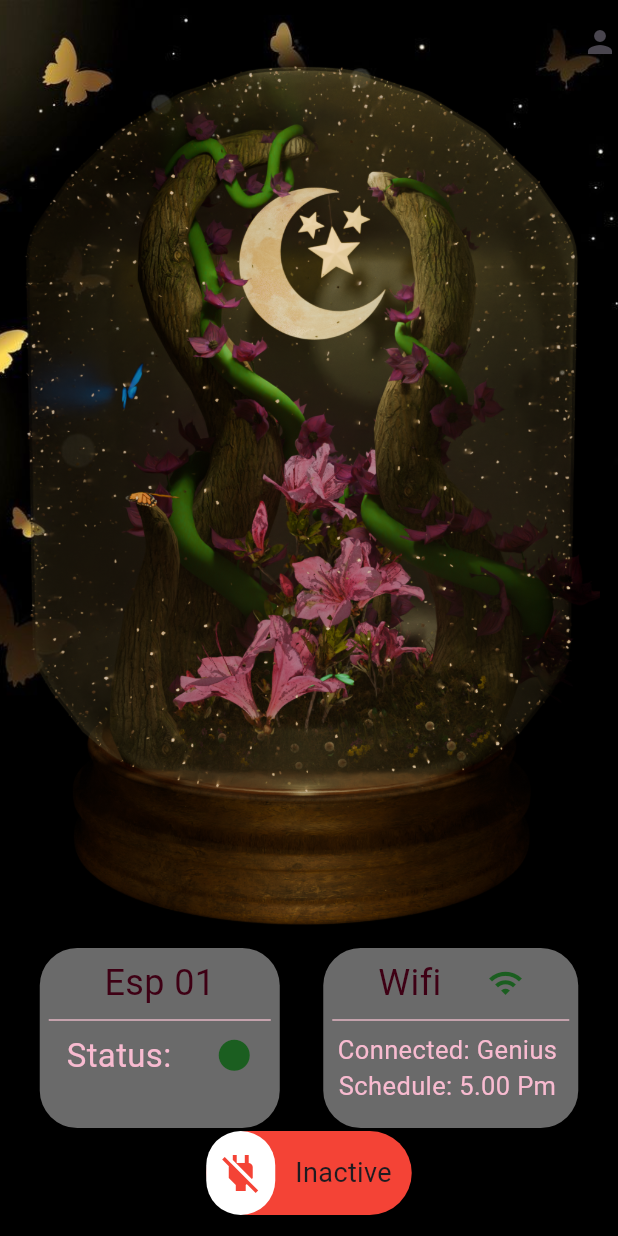
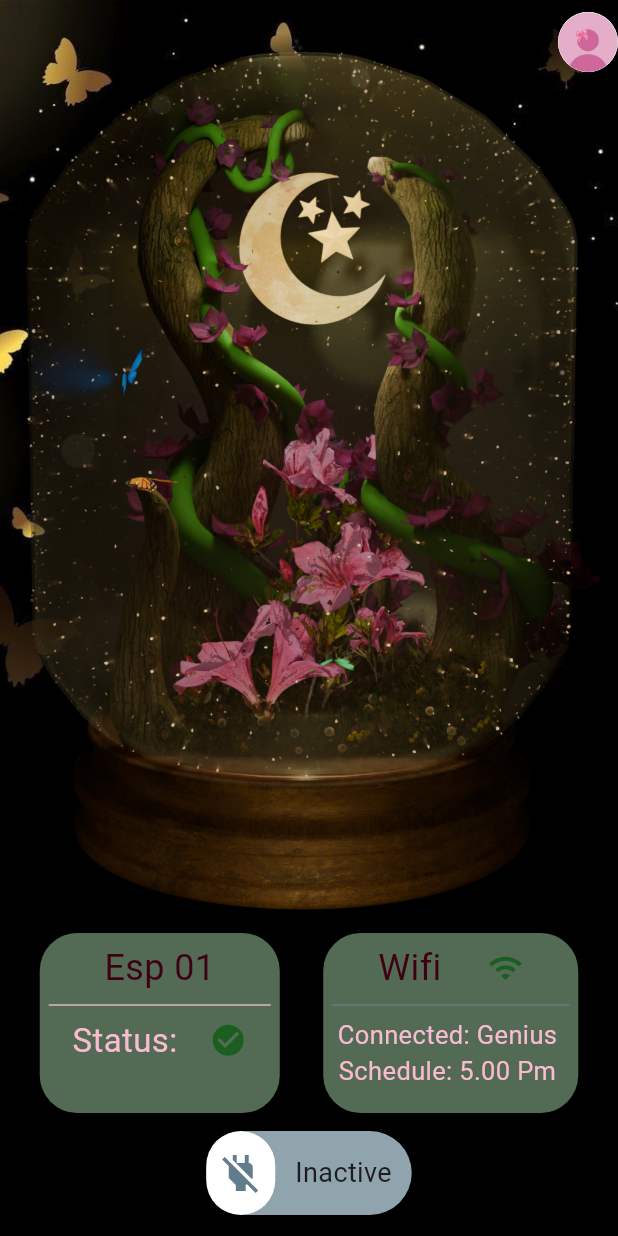
Before and after one commit to Gee-gee4/bulb_app, a Flutter app: the screen it shows after launch, on a phone screen of 412 x 824 dp. Run offline on Flutter 3.47's test engine with Material 3 defaults, Android fonts, the phone set to English and light mode, and no system bars; drawn by our look-alikes of animated_toggle_switch; network calls fail.

Commit message:
finished everytthing, waiting for the video

```diff
--- a/lib/pages/bulb_page.dart
+++ b/lib/pages/bulb_page.dart
@@ -1,6 +1,7 @@
 import 'package:bulb_app/widgets/color_hex.dart';
 import 'package:bulb_app/widgets/my_button.dart';
 import 'package:flutter/material.dart';
+import 'package:http/http.dart' as http;
 
 class BulbPage extends StatefulWidget {
   const BulbPage({super.key});
@@ -10,6 +11,52 @@ class BulbPage extends StatefulWidget {
 }
 
 class _BulbPageState extends State<BulbPage> {
+  bool isLoading = false;
+  bool switchValue = false;
+
+  @override
+  void initState() {
+    super.initState();
+    fetchRelayStatus();
+  }
+
+  Future<void> fetchRelayStatus() async {
+    try {
+      final response = await http
+          .get(Uri.parse("http://192.168.100.48/status"))
+          .timeout(Duration(seconds: 3));
+      if (response.statusCode == 200) {
+        setState(() => switchValue = response.body.trim() == "on");
+      }
+    } catch (e) {
+      // Handle error if needed
+    }
+  }
+
+  Future<void> toggleRelay(bool newValue) async {
+    setState(() => isLoading = true);
+
+    try {
+      final endpoint = newValue ? "/on" : "/off";
+      final response = await http
+          .get(Uri.parse("http://192.168.100.48$endpoint"))
+          .timeout(Duration(seconds: 3));
+
+      if (response.statusCode == 200) {
+        setState(() => switchValue = newValue);
+      }
+    } catch (e) {
+      ScaffoldMessenger.of(context).showSnackBar(
+        SnackBar(
+          content: Text("ESP not reachable"),
+          backgroundColor: Colors.red,
+        ),
+      );
+    } finally {
+      setState(() => isLoading = false);
+    }
+  }
+
   @override
   Widget build(BuildContext context) {
     return Scaffold(
@@ -18,7 +65,11 @@ class _BulbPageState extends State<BulbPage> {
       appBar: AppBar(
         backgroundColor: Colors.transparent,
         elevation: 0,
-        actions: [Icon(Icons.person)],
+        actions: [
+          CircleAvatar(
+            backgroundImage: AssetImage('assets/jelly/profile_p.jpeg'),
+          ),
+        ],
       ),
       body: Stack(
         children: [
@@ -49,7 +100,9 @@ class _BulbPageState extends State<BulbPage> {
                       width: 160,
                       decoration: BoxDecoration(
                         borderRadius: BorderRadius.circular(25),
-                        color: Colors.grey[600]?.withAlpha((0.9 * 255).round()),
+                        color: Colors.green[200]?.withAlpha(
+                          (0.5 * 255).round(),
+                        ),
                       ),
                       child: Padding(
                         padding: const EdgeInsets.all(6.0),
@@ -63,8 +116,9 @@ class _BulbPageState extends State<BulbPage> {
                               ),
                             ),
                             Divider(color: hexToColor('e2b4c1')),
+                            // hexToColor('e2b4c1')
                             Row(
-                              mainAxisAlignment: MainAxisAlignment.spaceAround,
+                              mainAxisAlignment: MainAxisAlignment.spaceEvenly,
                               children: [
                                 Text(
                                   'Status: ',
@@ -74,8 +128,11 @@ class _BulbPageState extends State<BulbPage> {
                                   ),
                                 ),
                                 Icon(
-                                  Icons.circle,
-                                  color: Colors.green[900],
+                                  isLoading ? Icons.sync : Icons.check_circle,
+                                  color:
+                                      isLoading
+                                          ? Colors.orange
+                                          : Colors.green[900],
                                   size: 25,
                                 ),
                               ],
@@ -89,7 +146,9 @@ class _BulbPageState extends State<BulbPage> {
                       width: 170,
                       decoration: BoxDecoration(
                         borderRadius: BorderRadius.circular(25),
-                        color: Colors.grey[600]?.withAlpha((0.9 * 255).round()),
+                        color: Colors.green[200]?.withAlpha(
+                          (0.5 * 255).round(),
+                        ),
                       ),
                       child: Padding(
                         padding: const EdgeInsets.all(6.0),
@@ -108,7 +167,7 @@ class _BulbPageState extends State<BulbPage> {
                                 Icon(Icons.wifi, color: Colors.green[900]),
                               ],
                             ),
-                            Divider(color: hexToColor('e2b4c1')),
+                            Divider(color: Colors.blueGrey),
                             Text(
                               'Connected: Genius ',
                               style: TextStyle(
@@ -129,8 +188,15 @@ class _BulbPageState extends State<BulbPage> {
                     ),
                   ],
                 ),
-
-                MyButton(),
+                SizedBox(height: 10),
+                SizedBox(
+                  width: 150,
+                  child: MyButton(
+                    isLoading: isLoading,
+                    switchValue: switchValue,
+                    onToggle: toggleRelay,
+                  ),
+                ),
               ],
             ),
           ),
--- a/lib/widgets/my_button.dart
+++ b/lib/widgets/my_button.dart
@@ -1,96 +1,49 @@
 import 'package:animated_toggle_switch/animated_toggle_switch.dart';
 import 'package:flutter/cupertino.dart';
 import 'package:flutter/material.dart';
-import 'package:http/http.dart' as http;
+// import 'package:http/http.dart' as http;
 
-class MyButton extends StatefulWidget {
-  const MyButton({super.key});
+class MyButton extends StatelessWidget {
+  final bool isLoading;
+  final bool switchValue;
+  final Future<void> Function(bool) onToggle;
 
-  @override
-  State<MyButton> createState() => _ButtonState();
-}
-
-class _ButtonState extends State<MyButton> {
-  bool firstSwitchValue = false;
-  bool isLoading = false;
-  final String espIP = "http://192.168.100.48";
-
-  @override
-  void initState() {
-    super.initState();
-    fetchRelayStatus();
-  }
-
-  Future<void> fetchRelayStatus() async {
-    try {
-      final response = await http
-          .get(Uri.parse("$espIP/status"))
-          .timeout(Duration(seconds: 3));
-      if (response.statusCode == 200) {
-        setState(() => firstSwitchValue = response.body.trim() == "on");
-      }
-    } catch (e) {
-      // Optional: Show warning ESP not reachable
-    }
-  }
-
-  Future<void> toggleRelay(bool newValue) async {
-    setState(() => isLoading = true);
-
-    try {
-      final endpoint = newValue ? "/on" : "/off";
-      final response = await http
-          .get(Uri.parse("$espIP$endpoint"))
-          .timeout(Duration(seconds: 3));
-
-      if (response.statusCode == 200) {
-        setState(() => firstSwitchValue = newValue);
-      } else {
-        showError("Unexpected response from ESP.");
-      }
-    } catch (e) {
-      showError("Cannot reach ESP. Is the bulb switch ON and on same Wi-Fi?");
-    } finally {
-      setState(() => isLoading = false);
-    }
-  }
-
-  void showError(String msg) {
-    ScaffoldMessenger.of(
-      context,
-    ).showSnackBar(SnackBar(content: Text(msg), backgroundColor: Colors.red));
-  }
+  const MyButton({
+    super.key,
+    required this.isLoading,
+    required this.switchValue,
+    required this.onToggle,
+  });
 
   @override
   Widget build(BuildContext context) {
     return Column(
       children: [
         AnimatedToggleSwitch.dual(
-          current: firstSwitchValue,
+          current: switchValue,
           first: false,
           second: true,
           spacing: 45,
           style: ToggleStyle(
             borderColor: Colors.transparent,
             indicatorColor: Colors.white,
-            backgroundColor: firstSwitchValue ? Colors.green : Colors.red,
+            backgroundColor:
+                switchValue ? Colors.pink[200] : Colors.blueGrey[300],
           ),
           animationDuration: Duration(milliseconds: 500),
           height: 60,
           loadingIconBuilder: (context, global) {
-            return CupertinoActivityIndicator(); // always show loading indicator if defined
+            return CupertinoActivityIndicator();
           },
           onChanged: (value) {
-            if (!isLoading) toggleRelay(value);
+            if (!isLoading) onToggle(value);
           },
-          iconBuilder:
-              (value) => Icon(
+          iconBuilder: (value) => Icon(
             value ? Icons.power : Icons.power_off,
-                color: value ? Colors.green : Colors.red,
+            color: value ? Colors.pink[300] : Colors.blueGrey,
             size: 32,
           ),
-          textBuilder:
-              (value) => Center(
+          textBuilder: (value) => Center(
             child: Text(
               value ? "Active" : "Inactive",
               style: TextStyle(fontSize: 18),
@@ -100,17 +53,4 @@ class _ButtonState extends State<MyButton> {
       ],
     );
   }
-
-  Row myRowStatus() {
-    return Row(
-      mainAxisAlignment: MainAxisAlignment.center,
-      children: [
-        Text("Status: "),
-        Icon(
-          isLoading ? Icons.sync : Icons.check_circle,
-          color: isLoading ? Colors.orange : Colors.green,
-        ),
-      ],
-    );
 }
-}
```
Also changed, not shown: assets/jelly/profile_p.jpeg (added). Lines whose indentation alone changed are shown as unchanged.
